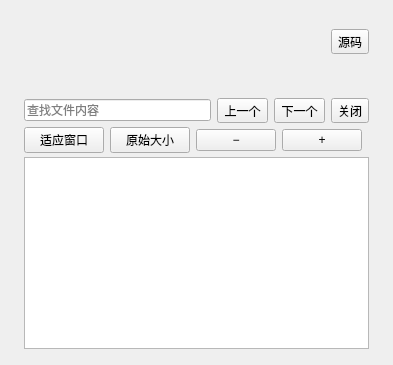
Above: windows/mainwindow_child/homepage/pages/homepage_page_preview.ui from Zao-chen/ZcVersionBox before the change. Below: the same form after it.
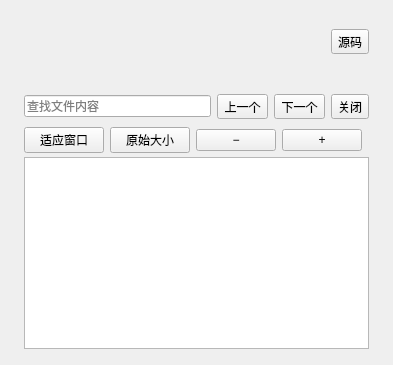
That is the form after the change. Custom widgets are drawn as their Qt base class.

Commit message: style(ui): 进一步收紧预览工具栏与内容区的垂直间距

Diff of the .ui file:
```diff
--- a/windows/mainwindow_child/homepage/pages/homepage_page_preview.ui
+++ b/windows/mainwindow_child/homepage/pages/homepage_page_preview.ui
@@ -7,7 +7,7 @@
    <property name="topMargin"><number>8</number></property>
    <property name="rightMargin"><number>24</number></property>
    <property name="bottomMargin"><number>16</number></property>
-   <property name="spacing"><number>4</number></property>
+   <property name="spacing"><number>0</number></property>
    <item><widget class="QWidget" name="toolbar"><layout class="QHBoxLayout" name="toolbarLayout">
     <property name="leftMargin"><number>0</number></property><property name="topMargin"><number>0</number></property>
     <property name="rightMargin"><number>0</number></property><property name="bottomMargin"><number>0</number></property>
@@ -39,16 +39,16 @@
    </layout></widget></item>
    <item><widget class="QLabel" name="statusLabel"><property name="text"><string/></property><property name="wordWrap"><bool>true</bool></property><property name="textFormat"><enum>Qt::PlainText</enum></property></widget></item>
    <item><widget class="QWidget" name="findBar"><layout class="QHBoxLayout" name="findLayout">
-    <property name="leftMargin"><number>0</number></property><property name="topMargin"><number>0</number></property>
-    <property name="rightMargin"><number>0</number></property><property name="bottomMargin"><number>0</number></property>
+    <property name="leftMargin"><number>0</number></property><property name="topMargin"><number>4</number></property>
+    <property name="rightMargin"><number>0</number></property><property name="bottomMargin"><number>4</number></property>
     <item><widget class="QLineEdit" name="findEdit"><property name="placeholderText"><string>查找文件内容</string></property></widget></item>
     <item><widget class="QToolButton" name="findPrevious"><property name="text"><string>上一个</string></property></widget></item>
     <item><widget class="QToolButton" name="findNext"><property name="text"><string>下一个</string></property></widget></item>
     <item><widget class="QToolButton" name="findClose"><property name="text"><string>关闭</string></property></widget></item>
    </layout></widget></item>
    <item><widget class="QWidget" name="imageTools"><layout class="QHBoxLayout" name="imageToolsLayout">
-    <property name="leftMargin"><number>0</number></property><property name="topMargin"><number>0</number></property>
-    <property name="rightMargin"><number>0</number></property><property name="bottomMargin"><number>0</number></property>
+    <property name="leftMargin"><number>0</number></property><property name="topMargin"><number>4</number></property>
+    <property name="rightMargin"><number>0</number></property><property name="bottomMargin"><number>4</number></property>
     <item><widget class="QPushButton" name="fitButton"><property name="text"><string>适应窗口</string></property></widget></item>
     <item><widget class="QPushButton" name="actualButton"><property name="text"><string>原始大小</string></property></widget></item>
     <item><widget class="QPushButton" name="zoomOut"><property name="text"><string>−</string></property></widget></item>
```
Left out of the diff: 2 changed lines with no effect on the pictures. The commit also changes 1 other file.
